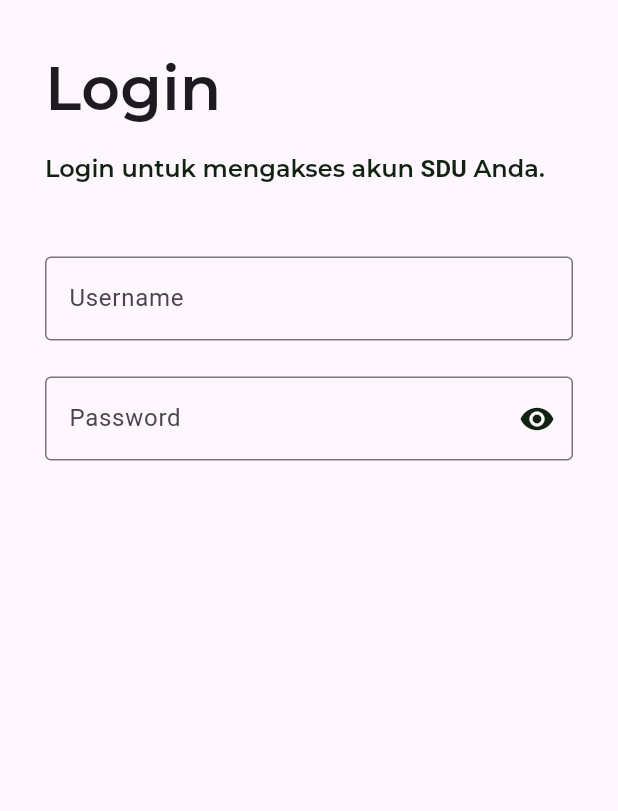
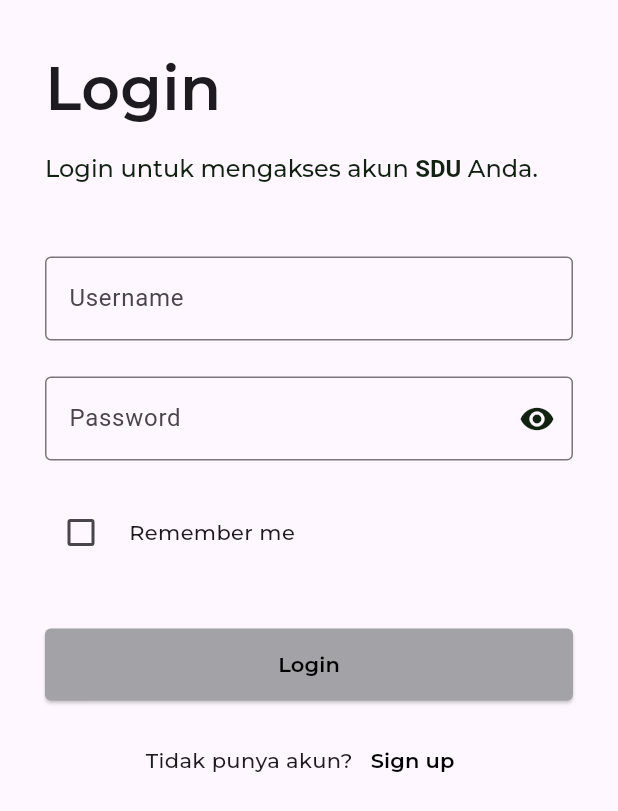
Before and after one commit to Kelompok-4-ITC/md-sadar, a Flutter app: the screen it shows after launch, on a phone screen of 412 x 824 dp. Shown: the top 811 px of the screen. Run offline on Flutter 3.47's test engine with Material 3 defaults, Android fonts, the phone set to English and light mode, and no system bars; our stand-ins replace get; project files that could hold a hidden picture were left out.

Commit message:
create login page progress 75%

```diff
--- a/lib/pages/login_page.dart
+++ b/lib/pages/login_page.dart
@@ -53,6 +53,57 @@ class LoginPage extends StatelessWidget {
               height: 48,
             ),
             const _LoginForm(),
+            const SizedBox(
+              height: 40,
+            ),
+            SizedBox(
+              height: 48,
+              child: ElevatedButton(
+                style: ElevatedButton.styleFrom(
+                  backgroundColor: const Color(0xFFA2A2A7),
+                  shape: RoundedRectangleBorder(
+                      borderRadius: BorderRadius.circular(4)),
+                ),
+                onPressed: () {},
+                child: const Text(
+                  'Login',
+                  style: TextStyle(
+                    fontFamily: 'Montserrat',
+                    fontSize: 14,
+                    fontWeight: FontWeight.w600,
+                    color: Colors.black,
+                  ),
+                ),
+              ),
+            ),
+            const SizedBox(
+              height: 16,
+            ),
+            Row(
+              mainAxisAlignment: MainAxisAlignment.center,
+              children: [
+                const Text(
+                  'Tidak punya akun?',
+                  style: TextStyle(
+                    fontFamily: 'Montserrat',
+                    fontSize: 14,
+                    fontWeight: FontWeight.w500,
+                  ),
+                ),
+                TextButton(
+                  onPressed: () {},
+                  child: const Text(
+                    'Sign up',
+                    style: TextStyle(
+                      fontFamily: 'Montserrat',
+                      fontSize: 14,
+                      fontWeight: FontWeight.w600,
+                      color: Colors.black,
+                    ),
+                  ),
+                )
+              ],
+            )
           ],
         ),
       ),
@@ -71,6 +122,7 @@ class _LoginFormState extends State<_LoginForm> {
   _LoginFormState();
 
   bool _isVisible = false;
+  bool _isChecked = false;
 
   @override
   Widget build(BuildContext context) {
@@ -92,6 +144,32 @@ class _LoginFormState extends State<_LoginForm> {
           decoration: _decorationForm(true,
               label: 'Password', hint: 'Masukkan password anda'),
         ),
+        const SizedBox(
+          height: 24,
+        ),
+        Row(
+          children: [
+            Checkbox(
+              value: _isChecked,
+              onChanged: (value) {
+                setState(() {
+                  _isChecked = !_isChecked;
+                });
+              },
+            ),
+            const SizedBox(
+              width: 8,
+            ),
+            const Text(
+              'Remember me',
+              style: TextStyle(
+                fontFamily: 'Montserrat',
+                fontSize: 14,
+                fontWeight: FontWeight.w500,
+              ),
+            )
+          ],
+        )
       ],
     );
   }
@@ -108,9 +186,11 @@ class _LoginFormState extends State<_LoginForm> {
       suffixIcon: isPass
           ? InkWell(
               onTap: () {
-                setState(() {
-                  _isVisible = !_isVisible;
-                });
+                setState(
+                  () {
+                    _isVisible = !_isVisible;
+                  },
+                );
               },
               child: Icon(
                 _isVisible ? Icons.visibility_off : Icons.visibility,
--- a/pubspec.yaml
+++ b/pubspec.yaml
@@ -69,6 +69,8 @@ flutter:
     - family: Montserrat
       fonts:
         - asset: fonts/Montserrat/Montserrat-Regular.ttf
+        - asset: fonts/Montserrat/Montserrat-Medium.ttf
+          weight: 400
         - asset: fonts/Montserrat/Montserrat-SemiBold.ttf
           weight: 500
         - asset: fonts/Montserrat/Montserrat-Black.ttf
```
Also changed, not shown: fonts/Montserrat/Montserrat-Medium.ttf (added).
